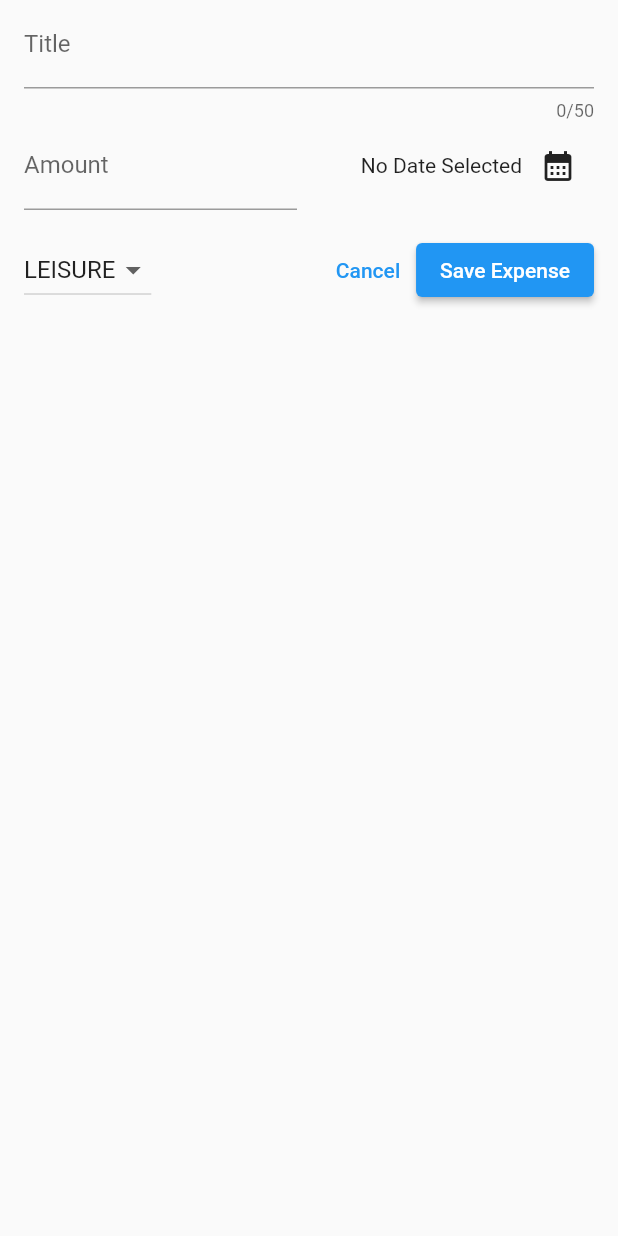
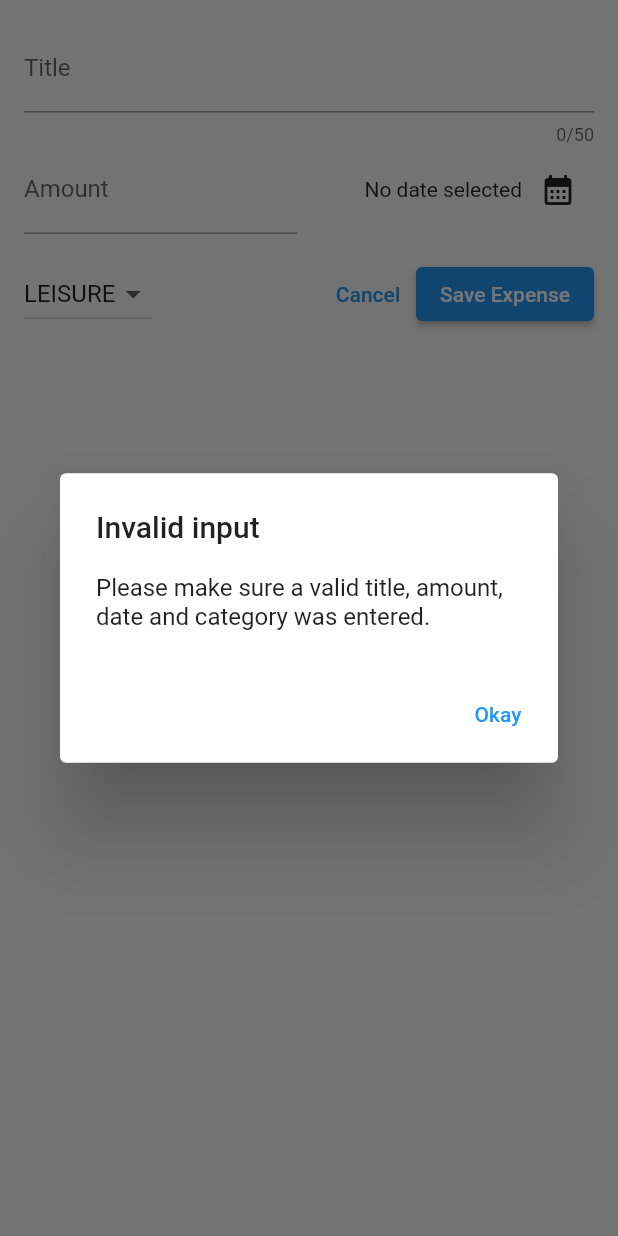
Before and after one commit to karkau123/Expense_Tracker, a Flutter app: the NewExpense widget shown alone on an empty page, opened directly, after a tap on "Save Expense", on a phone screen of 412 x 824 dp. Run offline on Flutter 3.47's test engine with Material 2 defaults, Android fonts, the phone set to English and light mode, and no system bars.

Commit message:
Dropdown Added

```diff
--- a/lib/main.dart
+++ b/lib/main.dart
@@ -4,6 +4,7 @@ import 'package:expense_tracker/widgets/expenses_list/expenses.dart';
 void main() {
   runApp(
     const MaterialApp(
+
       home:Expenses(),  // I am returning expenses widget
     ),
   );
--- a/lib/widgets/expenses_list/new_expense.dart
+++ b/lib/widgets/expenses_list/new_expense.dart
@@ -1,5 +1,5 @@
  import 'package:flutter/material.dart';
-//import 'package:intl/intl.dart';
+
 import 'package:expense_tracker/models/expense.dart';
 
 class NewExpense extends StatefulWidget {
@@ -15,7 +15,6 @@ class _NewExpenseState extends State<NewExpense> {
   final _titleController = TextEditingController();
   final _amountController = TextEditingController();
   DateTime? _selectedDate;
-
   Category _selectedCategory = Category.leisure;
 
   void _presentDatePicker() async {
@@ -25,18 +24,45 @@ class _NewExpenseState extends State<NewExpense> {
       context: context,
       initialDate: now,
       firstDate: firstDate,
-        lastDate: now);
+      lastDate: now,
+    );
     setState(() {
       _selectedDate = pickedDate;
     });
   }
 
+  void _submitExpenseData() {
+    final enteredAmount = double.tryParse(_amountController
+        .text); // tryParse('Hello') => null, tryParse('1.12') => 1.12
+    final amountIsInvalid = enteredAmount == null || enteredAmount <= 0;
+    if (_titleController.text.trim().isEmpty ||
+        amountIsInvalid ||
+        _selectedDate == null) {
+      showDialog(
+        context: context,
+        builder: (ctx) => AlertDialog(
+          title: const Text('Invalid input'),
+          content: const Text(
+              'Please make sure a valid title, amount, date and category was entered.'),
+          actions: [
+            TextButton(
+              onPressed: () {
+                Navigator.pop(ctx);
+              },
+              child: const Text('Okay'),
+            ),
+          ],
+        ),
+      );
+      return;
+    }
+
+    // ...
+  }
+
   @override
   void dispose() {
-    // very important
-    // TODO: implement dispose
-    _titleController
-        .dispose(); // always dispose of else text ill remain in memory ans app may crash
+    _titleController.dispose();
     _amountController.dispose();
     super.dispose();
   }
@@ -44,13 +70,13 @@ class _NewExpenseState extends State<NewExpense> {
   @override
   Widget build(BuildContext context) {
     return Padding(
-      padding: const EdgeInsets.fromLTRB(16, 0, 16, 0),
+      padding: const EdgeInsets.all(16),
       child: Column(
         children: [
           TextField(
             controller: _titleController,
             maxLength: 50,
-            decoration: InputDecoration(
+            decoration: const InputDecoration(
               label: Text('Title'),
             ),
           ),
@@ -60,8 +86,8 @@ class _NewExpenseState extends State<NewExpense> {
                 child: TextField(
                   controller: _amountController,
                   keyboardType: TextInputType.number,
-                  decoration: InputDecoration(
-                    prefixText: 'Rs ',
+                  decoration: const InputDecoration(
+                    prefixText: '\Rs ',
                     label: Text('Amount'),
                   ),
                 ),
@@ -72,22 +98,27 @@ class _NewExpenseState extends State<NewExpense> {
                   mainAxisAlignment: MainAxisAlignment.end,
                   crossAxisAlignment: CrossAxisAlignment.center,
                   children: [
-                  Text(_selectedDate == null
-                      ? 'No Date Selected'
-                      : formatter.format(_selectedDate!)),
+                    Text(
+                      _selectedDate == null
+                          ? 'No date selected'
+                          : formatter.format(_selectedDate!),
+                    ),
                     IconButton(
                       onPressed: _presentDatePicker,
-                    icon: Icon(Icons.calendar_month),
+                      icon: const Icon(
+                        Icons.calendar_month,
+                      ),
                     ),
                   ],
-              )),
+                ),
+              ),
             ],
           ),
-          SizedBox(height: 16,),
+          const SizedBox(height: 16),
           Row(
             children: [
               DropdownButton(
-                 value:  _selectedCategory,
+                value: _selectedCategory,
                 items: Category.values
                     .map(
                       (category) => DropdownMenuItem(
@@ -105,22 +136,21 @@ class _NewExpenseState extends State<NewExpense> {
                   setState(() {
                     _selectedCategory = value;
                   });
-                  }),
+                },
+              ),
               const Spacer(),
               TextButton(
                 onPressed: () {
                   Navigator.pop(context);
                 },
-                  child: const Text('Cancel')),
+                child: const Text('Cancel'),
+              ),
               ElevatedButton(
-                onPressed: () {
-                  print(_titleController.text);
-                  print(_amountController.text);
-                },
+                onPressed: _submitExpenseData,
                 child: const Text('Save Expense'),
               ),
             ],
-          )
+          ),
         ],
       ),
     );
```
Lines whose indentation alone changed are shown as unchanged.
